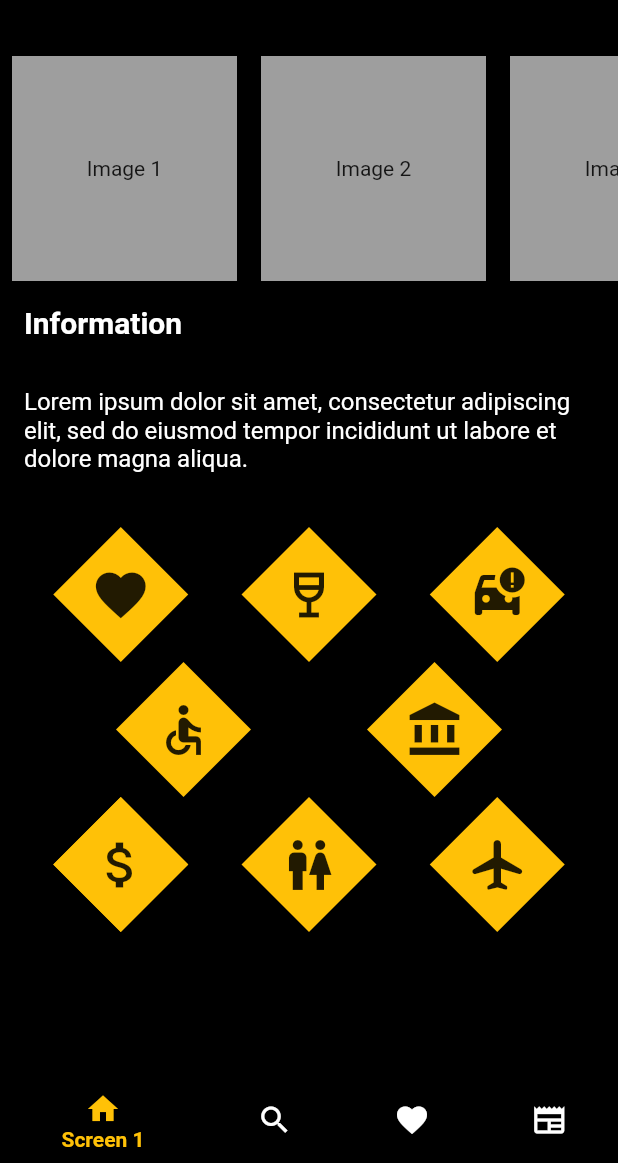
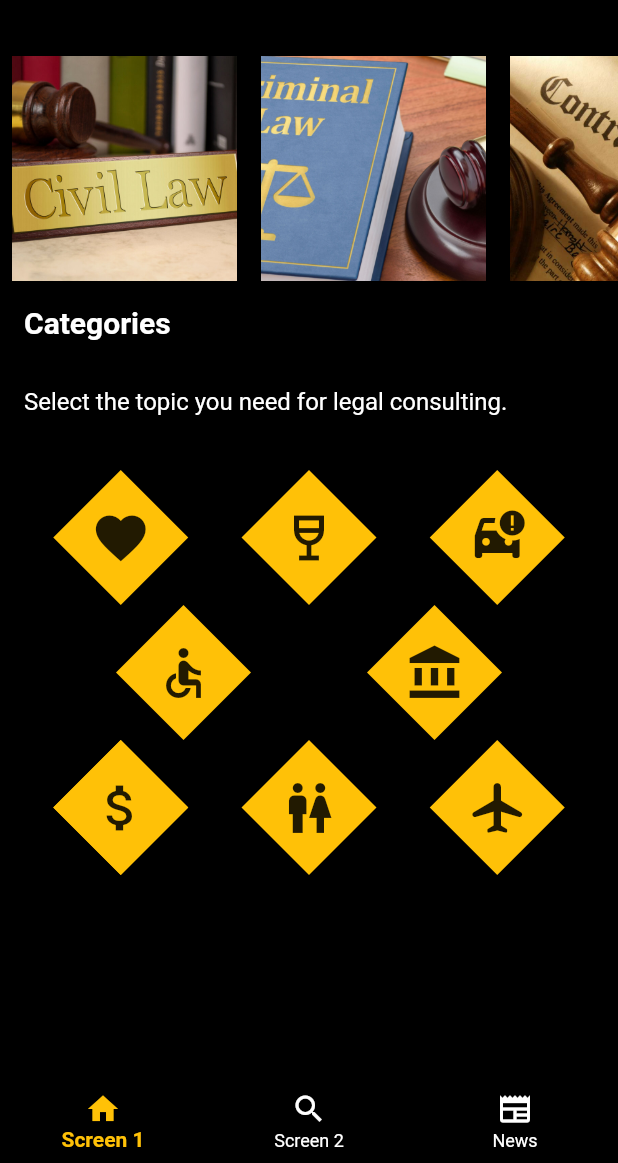
Before and after one commit to AlvaroBishop/Flutter_DaredevApp, a Flutter app: the screen it shows after launch, on a phone screen of 412 x 824 dp, the part 73-1236 px from its top. Run offline on Flutter 3.47's test engine with Material 2 defaults, Android fonts, the phone set to English and light mode, and no system bars; our stand-ins replace animated_splash_screen.

Commit message:
add images

```diff
--- /dev/null
+++ b/lib/image_data.dart
@@ -0,0 +1,86 @@
+List<Map<String, dynamic>> images = [
+  {
+    'url': 'images/civil.jpg',
+    'title': 'Civil Law',
+    'info':
+        'Civil law deals with legal disputes between individuals or organizations, such as contract breaches, property disputes, or personal injury claims.',
+  },
+  {
+    'url': 'images/criminal.jpg',
+    'title': 'Criminal Law',
+    'info':
+        'Criminal law focuses on crimes committed against society, such as murder, theft, or fraud. It involves prosecuting individuals accused of committing criminal acts and determining appropriate punishments.',
+  },
+  {
+    'url': 'images/contract.jpg',
+    'title': 'Contract Law',
+    'info':
+        'Contract law governs the creation, interpretation, and enforcement of legal agreements between parties. It ensures that parties fulfill their obligations and provides remedies for breaches of contract.',
+  },
+  {
+    'url': 'images/intelectual.jpg',
+    'title': 'Intellectual Property Law',
+    'info':
+        'Intellectual property law protects intangible creations of the mind, such as inventions, trademarks, copyrights, and patents. It grants exclusive rights to creators and prevents unauthorized use or copying.',
+  },
+  {
+    'url': 'images/employment.jpeg',
+    'title': 'Employment Law',
+    'info':
+        'Employment law regulates the relationship between employers and employees. It covers areas such as hiring practices, workplace safety, discrimination, wages, benefits, and termination.',
+  },
+  {
+    'url': 'images/family.jpeg',
+    'title': 'Family Law',
+    'info':
+        'Family law deals with matters related to marriage, divorce, child custody, adoption, and domestic partnerships. It focuses on legal rights and responsibilities within familial relationships.',
+  },
+  {
+    'url': 'images/realestate.jpeg',
+    'title': 'Real Estate Law',
+    'info':
+        'Real estate law governs property ownership, transactions, and development. It covers areas such as buying and selling property, leases, zoning regulations, and land use.',
+  },
+  {
+    'url': 'images/inmigration.jpg',
+    'title': 'Immigration Law',
+    'info':
+        'Immigration law encompasses the rules and regulations concerning the entry, stay, and status of individuals in a country. It includes visas, citizenship, asylum, deportation, and immigration policies.',
+  },
+  {
+    'url': 'images/tax.jpeg',
+    'title': 'Tax Law',
+    'info':
+        'Tax law governs the legal obligations and regulations related to taxation. It includes laws concerning income tax, corporate tax, property tax, and tax planning.',
+  },
+  {
+    'url': 'images/corporate.jpg',
+    'title': 'Corporate Law',
+    'info':
+        'Corporate law focuses on the legal framework and regulations for businesses and corporations. It covers areas such as company formation, corporate governance, mergers and acquisitions, and shareholder rights.',
+  },
+  {
+    'url': 'images/environmental.jpg',
+    'title': 'Environmental Law',
+    'info':
+        'Environmental law addresses the legal aspects of protecting the environment and natural resources. It includes regulations related to pollution control, conservation, land use, and sustainable development.',
+  },
+  {
+    'url': 'images/international.jpg',
+    'title': 'International Law',
+    'info':
+        'International law governs the relations between countries and international organizations. It includes treaties, diplomatic relations, human rights, international trade, and disputes resolution.',
+  },
+  {
+    'url': 'images/administrative.jpg',
+    'title': 'Administrative Law',
+    'info':
+        'Administrative law deals with the legal principles and procedures governing administrative agencies and their decision-making processes. It covers areas such as licensing, regulations, and government actions.',
+  },
+  {
+    'url': 'images/health.jpg',
+    'title': 'Health Law',
+    'info':
+        'Health law focuses on legal regulations and policies related to healthcare delivery, patient rights, medical ethics, and public health. It encompasses areas such as medical malpractice, healthcare regulation, and bioethics.',
+  },
+];
--- a/lib/main.dart
+++ b/lib/main.dart
@@ -1,5 +1,6 @@
 import 'package:animated_splash_screen/animated_splash_screen.dart';
 import 'package:flutter/material.dart';
+import 'image_data.dart';
 
 void main() => runApp(MyApp());
 
@@ -49,7 +50,6 @@ class _HomeScreenState extends State<HomeScreen> {
   final List<Widget> _screens = [
     Screen1(),
     Screen2(),
-    Screen3(),
     Screen5(),
   ];
 
@@ -83,11 +83,6 @@ class _HomeScreenState extends State<HomeScreen> {
             label: 'Screen 2',
           ),
           BottomNavigationBarItem(
-            icon: Icon(Icons.favorite),
-            label: 'Screen 3',
-            activeIcon: Icon(Icons.favorite),
-          ),
-          BottomNavigationBarItem(
             icon: Icon(Icons.newspaper),
             label: 'News',
           ),
@@ -112,24 +107,34 @@ class Screen1 extends StatelessWidget {
               height: 150,
               child: ListView.builder(
                 scrollDirection: Axis.horizontal,
-                itemCount: 10,
+                itemCount: images.length,
                 itemBuilder: (context, index) {
+                  final imageUrl = images[index]['url'];
+                  final imageTitle = images[index]['title'];
+                  final imageInfo = images[index]['info'];
+
                   return GestureDetector(
                     onTap: () {
                       Navigator.push(
                         context,
                         MaterialPageRoute(
                           builder: (context) =>
-                              ImageDetailScreen('Image ${index + 1}'),
+                              ImageDetailScreen(imageInfo, imageTitle),
                         ),
                       );
                     },
                     child: Container(
                       width: 150,
+                      height: 150, // Set the desired height for the image
                       margin: EdgeInsets.symmetric(horizontal: 8),
                       color: Colors.grey,
                       child: Center(
-                        child: Text('Image ${index + 1}'),
+                        child: Image.asset(
+                          imageUrl,
+                          fit: BoxFit.cover,
+                          width: double.infinity,
+                          height: double.infinity,
+                        ),
                       ),
                     ),
                   );
@@ -139,7 +144,7 @@ class Screen1 extends StatelessWidget {
             Padding(
               padding: const EdgeInsets.all(16.0),
               child: Text(
-                'Information',
+                'Categories',
                 style: TextStyle(
                     fontSize: 20,
                     fontWeight: FontWeight.bold,
@@ -149,7 +154,7 @@ class Screen1 extends StatelessWidget {
             Padding(
               padding: const EdgeInsets.all(16.0),
               child: Text(
-                'Lorem ipsum dolor sit amet, consectetur adipiscing elit, sed do eiusmod tempor incididunt ut labore et dolore magna aliqua.',
+                'Select the topic you need for legal consulting.',
                 style: TextStyle(fontSize: 16, color: Colors.white),
               ),
             ),
@@ -355,9 +360,10 @@ class Screen1 extends StatelessWidget {
 }
 
 class ImageDetailScreen extends StatelessWidget {
-  final String image;
+  final String info;
+  final String title;
 
-  ImageDetailScreen(this.image);
+  ImageDetailScreen(this.info, this.title);
 
   @override
   Widget build(BuildContext context) {
@@ -365,10 +371,24 @@ class ImageDetailScreen extends StatelessWidget {
       appBar: AppBar(
         title: Text('Image Detail'),
       ),
-      body: Center(
-        child: Text(
-          'Selected Image: $image',
-          style: TextStyle(fontSize: 24, color: Colors.amber),
+      body: Container(
+        padding: EdgeInsets.all(16.0),
+        child: Column(
+          crossAxisAlignment: CrossAxisAlignment.start,
+          children: [
+            Text(
+              title,
+              style: TextStyle(
+                  fontSize: 24,
+                  fontWeight: FontWeight.bold,
+                  color: Colors.white),
+            ),
+            SizedBox(height: 16),
+            Text(
+              info,
+              style: TextStyle(fontSize: 18, color: Colors.white),
+            ),
+          ],
         ),
       ),
     );
@@ -401,15 +421,6 @@ class Screen2 extends StatelessWidget {
   Widget build(BuildContext context) {
     return const Center(
       child: Text('Screen 2', style: TextStyle(color: Colors.amber)),
-    );
-  }
-}
-
-class Screen3 extends StatelessWidget {
-  @override
-  Widget build(BuildContext context) {
-    return const Center(
-      child: Text('Screen 3', style: TextStyle(color: Colors.amber)),
     );
   }
 }
```
Also changed, not shown: pubspec.yaml (+16 -0 lines), images/administrative.jpg (added), images/civil.jpg (added), images/contract.jpg (added), images/corporate.jpg (added), images/criminal.jpg (added), images/employment.jpeg (added), images/environmental.jpg (added), images/family.jpeg (added), images/health.jpg (added), images/inmigration.jpg (added), images/intelectual.jpg (added), images/international.jpg (added), images/realestate.jpeg (added), 1 more files.
